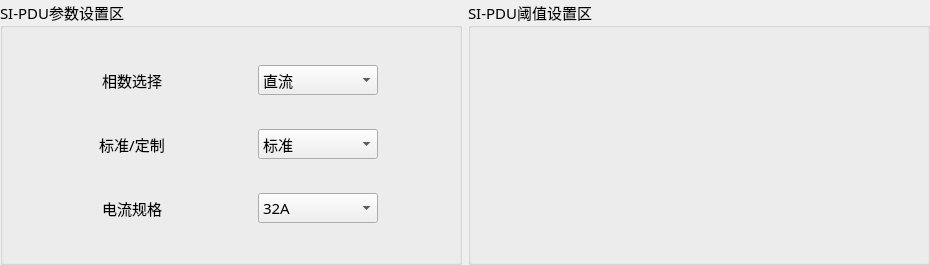
Qt form MasterCtrlSet/home/home_siwid.ui (ChinaClever/PDU-Settings) before a commit.
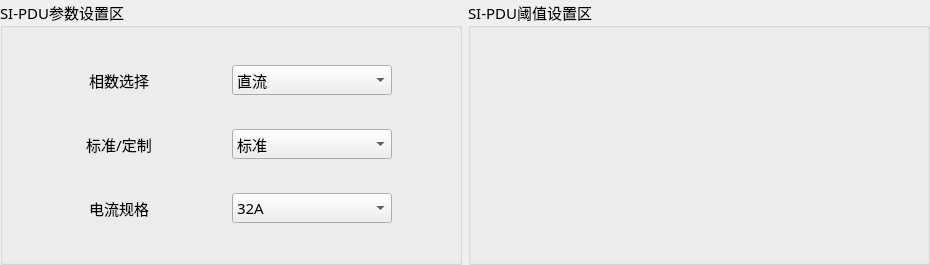
The same form after that commit.

Commit message: 优化界面

```diff
--- a/MasterCtrlSet/home/home_siwid.ui
+++ b/MasterCtrlSet/home/home_siwid.ui
@@ -64,7 +64,7 @@
         </property>
         <property name="maximumSize">
          <size>
-          <width>120</width>
+          <width>160</width>
           <height>16777215</height>
          </size>
         </property>
@@ -116,7 +116,7 @@
         </property>
         <property name="maximumSize">
          <size>
-          <width>120</width>
+          <width>160</width>
           <height>16777215</height>
          </size>
         </property>
@@ -158,7 +158,7 @@
         </property>
         <property name="maximumSize">
          <size>
-          <width>120</width>
+          <width>160</width>
           <height>16777215</height>
          </size>
         </property>
```
The commit also changes 1 other file.
